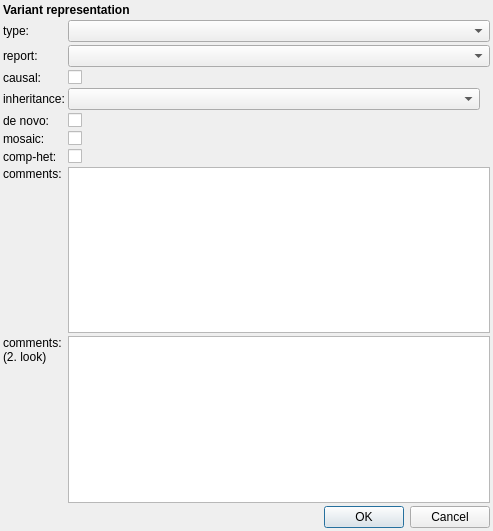
Above: src/GSvar/ReportVariantDialog.ui from imgag/ngs-bits before the change. Below: the same form after it.
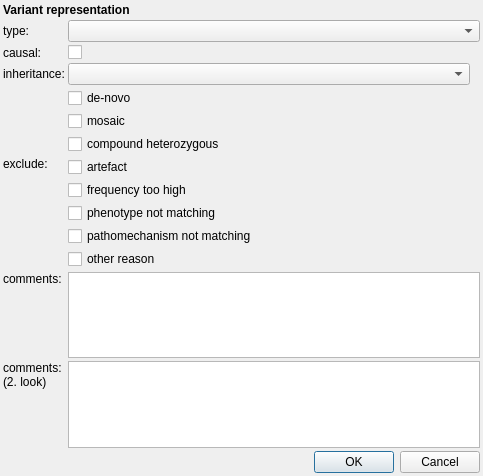
That is the form after the change. Icons and pictures are not drawn.

Commit message: Added database support for report config.

```diff
--- a/src/GSvar/ReportVariantDialog.ui
+++ b/src/GSvar/ReportVariantDialog.ui
@@ -6,8 +6,8 @@
    <rect>
     <x>0</x>
     <y>0</y>
-    <width>493</width>
-    <height>531</height>
+    <width>483</width>
+    <height>476</height>
    </rect>
   </property>
   <property name="windowTitle">
@@ -33,10 +33,10 @@
    <property name="spacing">
     <number>3</number>
    </property>
-   <item row="10" column="1" colspan="3">
+   <item row="15" column="1" colspan="3">
     <widget class="QPlainTextEdit" name="comments2"/>
    </item>
-   <item row="10" column="0">
+   <item row="15" column="0">
     <widget class="QLabel" name="label_9">
      <property name="toolTip">
       <string>&lt;html&gt;&lt;head/&gt;&lt;body&gt;&lt;p&gt;Comments of a second person that reviews the first evaluation.&lt;/p&gt;&lt;/body&gt;&lt;/html&gt;</string>
@@ -68,7 +68,7 @@
       <string>The variant is de-novo.</string>
      </property>
      <property name="text">
-      <string>de novo:</string>
+      <string/>
      </property>
      <property name="alignment">
       <set>Qt::AlignLeading|Qt::AlignLeft|Qt::AlignVCenter</set>
@@ -78,13 +78,13 @@
      </property>
     </widget>
    </item>
-   <item row="9" column="1" colspan="3">
+   <item row="14" column="1" colspan="3">
     <widget class="QPlainTextEdit" name="comments"/>
    </item>
    <item row="8" column="1" colspan="3">
     <widget class="QCheckBox" name="comp_het">
      <property name="text">
-      <string/>
+      <string>compound heterozygous</string>
      </property>
     </widget>
    </item>
@@ -136,7 +136,7 @@
      </property>
     </widget>
    </item>
-   <item row="11" column="0" colspan="4">
+   <item row="16" column="0" colspan="4">
     <widget class="QDialogButtonBox" name="buttonBox">
      <property name="orientation">
       <enum>Qt::Horizontal</enum>
@@ -149,7 +149,7 @@
    <item row="6" column="1" colspan="3">
     <widget class="QCheckBox" name="de_novo">
      <property name="text">
-      <string/>
+      <string>de-novo</string>
      </property>
     </widget>
    </item>
@@ -159,14 +159,14 @@
       <string>The variant is compound-heterozygous.</string>
      </property>
      <property name="text">
-      <string>comp-het:</string>
+      <string/>
      </property>
      <property name="alignment">
       <set>Qt::AlignLeading|Qt::AlignLeft|Qt::AlignVCenter</set>
      </property>
     </widget>
    </item>
-   <item row="9" column="0">
+   <item row="14" column="0">
     <widget class="QLabel" name="label_6">
      <property name="toolTip">
       <string>&lt;html&gt;&lt;head/&gt;&lt;body&gt;&lt;p&gt;Comments of the first evaluation.&lt;/p&gt;&lt;/body&gt;&lt;/html&gt;</string>
@@ -198,7 +198,7 @@
       <string>The variant is in mosaic state.</string>
      </property>
      <property name="text">
-      <string>mosaic:</string>
+      <string/>
      </property>
      <property name="alignment">
       <set>Qt::AlignLeading|Qt::AlignLeft|Qt::AlignVCenter</set>
@@ -221,7 +221,7 @@
    <item row="7" column="1" colspan="3">
     <widget class="QCheckBox" name="mosaic">
      <property name="text">
-      <string/>
+      <string>mosaic</string>
      </property>
     </widget>
    </item>
@@ -232,21 +232,56 @@
      </property>
     </widget>
    </item>
-   <item row="3" column="0">
+   <item row="12" column="1">
+    <widget class="QCheckBox" name="exclude_mechanism">
+     <property name="text">
+      <string>pathomechanism not matching</string>
+     </property>
+    </widget>
+   </item>
+   <item row="9" column="1">
+    <widget class="QCheckBox" name="exclude_artefact">
+     <property name="text">
+      <string>artefact</string>
+     </property>
+    </widget>
+   </item>
+   <item row="11" column="1">
+    <widget class="QCheckBox" name="exclude_phenotype">
+     <property name="text">
+      <string>phenotype not matching</string>
+     </property>
+    </widget>
+   </item>
+   <item row="9" column="0">
     <widget class="QLabel" name="label_7">
      <property name="toolTip">
       <string>&lt;html&gt;&lt;head/&gt;&lt;body&gt;&lt;p&gt;If the variant is included in the report or not.&lt;/p&gt;&lt;p&gt;This information is mandatory!&lt;/p&gt;&lt;/body&gt;&lt;/html&gt;</string>
      </property>
      <property name="text">
-      <string>report:</string>
+      <string>exclude:</string>
      </property>
      <property name="alignment">
-      <set>Qt::AlignLeading|Qt::AlignLeft|Qt::AlignVCenter</set>
+      <set>Qt::AlignLeading|Qt::AlignLeft|Qt::AlignTop</set>
      </property>
+     <property name="wordWrap">
+      <bool>true</bool>
+     </property>
     </widget>
    </item>
-   <item row="3" column="1" colspan="3">
-    <widget class="QComboBox" name="report"/>
+   <item row="13" column="1">
+    <widget class="QCheckBox" name="exclude_other">
+     <property name="text">
+      <string>other reason</string>
+     </property>
+    </widget>
+   </item>
+   <item row="10" column="1">
+    <widget class="QCheckBox" name="exclude_frequency">
+     <property name="text">
+      <string>frequency too high</string>
+     </property>
+    </widget>
    </item>
   </layout>
  </widget>
```
Left out of the diff: 4 changed lines with no effect on the pictures. The commit also changes 19 other files.
